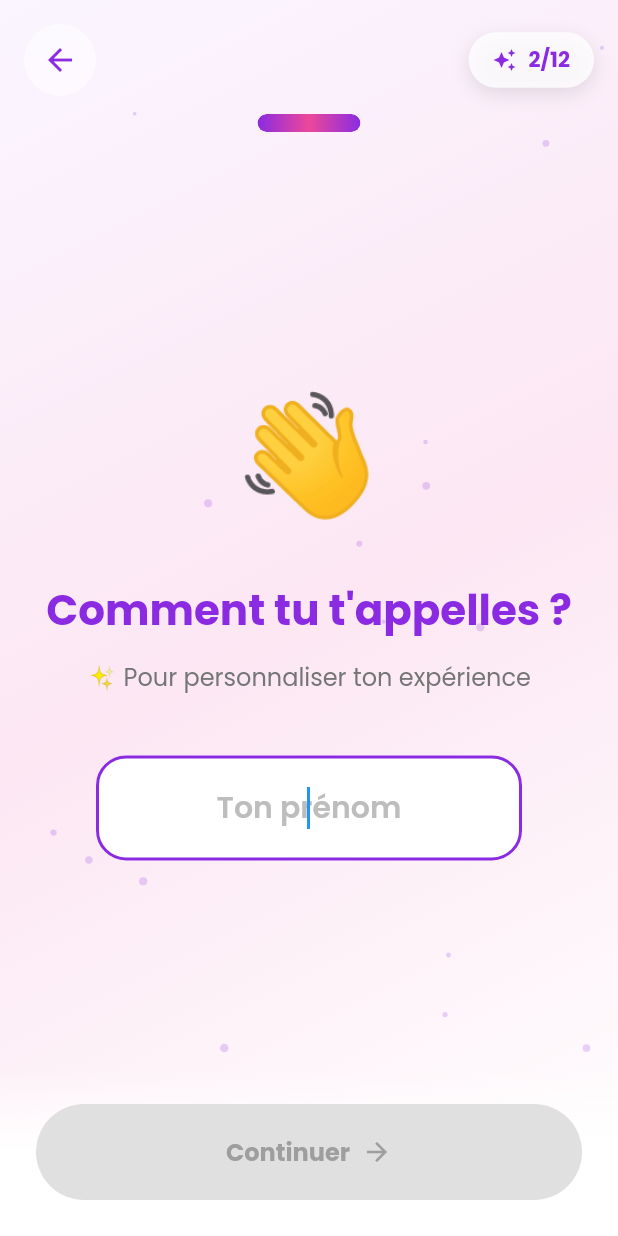
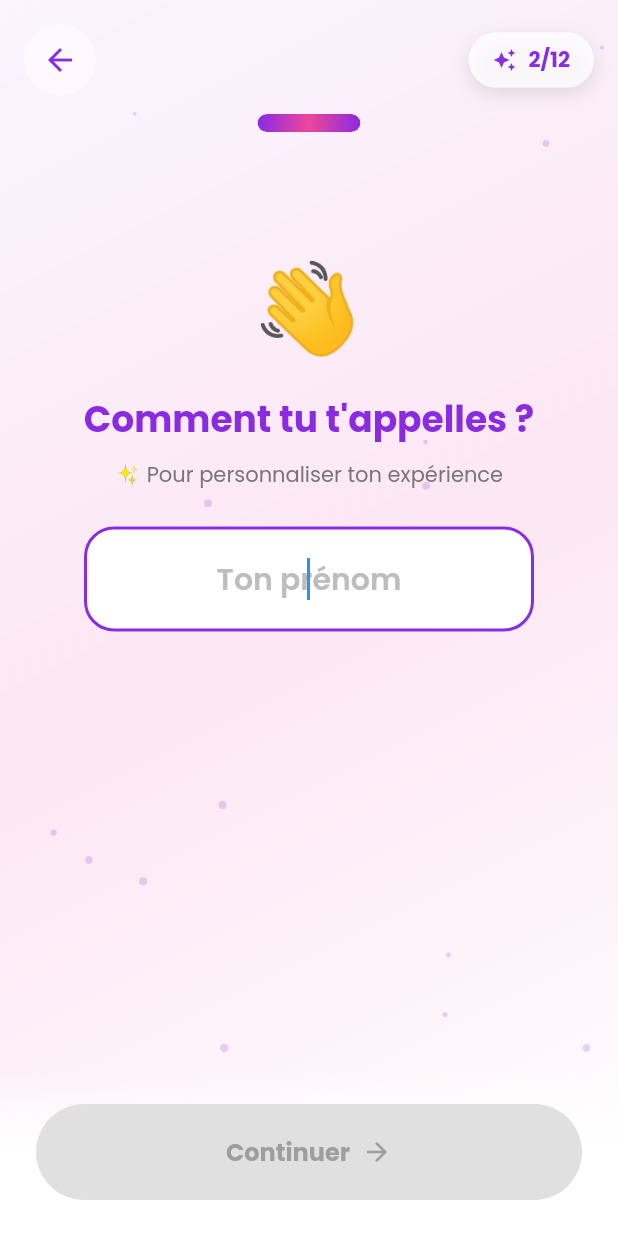
Before and after one commit to Aureliengrl/Doron, a Flutter app: the screen it shows after launch, after a tap on "Continuer", on a phone screen of 412 x 824 dp. Run offline on Flutter 3.47's test engine with Material 3 defaults, Android fonts, the phone set to English and light mode, and no system bars; our stand-ins replace auto_size_text, cached_network_image, cloud_firestore, easy_debounce, equatable, firebase_auth and 16 more; missing offline and left inert: json_path, mime_type; accounts and stored records are empty; project files that could hold a hidden picture were left out.

Commit message:
FIX: 3 bugs critiques onboarding + favoris
1. Bug champ prénom invisible avec clavier:
   - Réduction de l'espace en haut de l'écran
   - Scroll automatique vers le champ de saisie
   - Tailles réduites pour mieux s'adapter au clavier

2. Bug double clic sur Continuer + étape skippée:
   - Ajout variable isNavigating pour empêcher double clics
   - handleNext est maintenant correctement await
   - Reset du flag après chaque navigation

3. Bug likes/favoris avec faux cadeaux Unsplash:
   - Récupération image depuis plusieurs clés possibles
   - Conversion correcte du productId en int
   - Sauvegarde correcte des données produit dans Firebase

```diff
--- a/lib/pages/new_pages/onboarding_advanced/onboarding_advanced_model.dart
+++ b/lib/pages/new_pages/onboarding_advanced/onboarding_advanced_model.dart
@@ -7,6 +7,8 @@ import 'package:shared_preferences/shared_preferences.dart';
 
 class OnboardingAdvancedModel {
   int currentStep = 0;
+  // FIX Bug 2: Variable pour empêcher les doubles clics
+  bool isNavigating = false;
   Map<String, dynamic> answers = {
     // Onboarding "Toi"
     'firstName': '',
@@ -490,7 +492,14 @@ class OnboardingAdvancedModel {
         (fieldValue is! double || fieldValue > 0);
   }
 
-  void handleNext(List<Map<String, dynamic>> steps, BuildContext context, {bool skipUserQuestions = false, String? returnTo, bool onlyUserQuestions = false}) async {
+  Future<void> handleNext(List<Map<String, dynamic>> steps, BuildContext context, {bool skipUserQuestions = false, String? returnTo, bool onlyUserQuestions = false}) async {
+    // FIX Bug 2: Empêcher les doubles clics
+    if (isNavigating) {
+      print('⚠️ Navigation déjà en cours, ignoré');
+      return;
+    }
+    isNavigating = true;
+
     final currentStepData = steps[currentStep];
 
     // ==================== NOUVELLE ARCHITECTURE ====================
@@ -537,6 +546,7 @@ class OnboardingAdvancedModel {
             context.go('/home-pinterest');
           }
         }
+        isNavigating = false; // Reset le flag avant de return
         return; // Arrêter ici, ne pas créer de personne
       }
     }
@@ -544,6 +554,8 @@ class OnboardingAdvancedModel {
 
     if (currentStep < steps.length - 1) {
       currentStep++;
+      isNavigating = false; // FIX Bug 2: Reset le flag après l'incrémentation
+      print('✅ Step avancé: $currentStep');
     } else {
       // Onboarding terminé (fin de l'Étape B)
       print('✅ Onboarding terminé: $answers');
@@ -622,6 +634,7 @@ class OnboardingAdvancedModel {
         }
       } catch (e) {
         print('❌ Erreur sauvegarde onboarding: $e');
+        isNavigating = false; // Reset le flag en cas d'erreur
         // Même en cas d'erreur, on navigue
         if (context.mounted) {
           if (returnTo != null && returnTo.isNotEmpty) {
--- a/lib/pages/new_pages/onboarding_advanced/onboarding_advanced_widget.dart
+++ b/lib/pages/new_pages/onboarding_advanced/onboarding_advanced_widget.dart
@@ -379,42 +379,64 @@ class _OnboardingAdvancedWidgetState extends State<OnboardingAdvancedWidget>
     final placeholder = stepData['placeholder'] as String? ?? '';
     final currentValue = _model.answers[field] as String? ?? '';
 
+    // FIX Bug 1: Utiliser un ScrollController pour s'assurer que le champ soit visible
+    // quand le clavier s'ouvre
+    final scrollController = ScrollController();
+
+    // Déclencher le scroll automatique après le build pour montrer le champ
+    WidgetsBinding.instance.addPostFrameCallback((_) {
+      // Petit délai pour laisser le clavier s'ouvrir
+      Future.delayed(const Duration(milliseconds: 300), () {
+        if (scrollController.hasClients) {
+          scrollController.animateTo(
+            scrollController.position.maxScrollExtent,
+            duration: const Duration(milliseconds: 300),
+            curve: Curves.easeOut,
+          );
+        }
+      });
+    });
+
     return SingleChildScrollView(
+      controller: scrollController,
+      // Padding réduit en haut, plus de padding en bas pour le clavier
       padding: EdgeInsets.only(
-        bottom: MediaQuery.of(context).viewInsets.bottom + 40,
+        top: 16,
+        bottom: MediaQuery.of(context).viewInsets.bottom + 60,
       ),
       child: Column(
-        mainAxisAlignment: MainAxisAlignment.center,
+        mainAxisAlignment: MainAxisAlignment.start,
         children: [
-          SizedBox(height: MediaQuery.of(context).size.height * 0.15),
+          // Espace réduit en haut (au lieu de 15% de l'écran)
+          const SizedBox(height: 20),
           Text(
             stepData['icon'] as String,
-            style: const TextStyle(fontSize: 80),
+            style: const TextStyle(fontSize: 60), // Taille réduite pour gagner de l'espace
           ),
-          const SizedBox(height: 32),
+          const SizedBox(height: 20),
           Text(
             stepData['question'] as String,
             textAlign: TextAlign.center,
             style: GoogleFonts.poppins(
-              fontSize: 28,
+              fontSize: 24, // Taille réduite pour s'adapter au clavier
               fontWeight: FontWeight.bold,
               color: violetColor,
             ),
           ),
           if (stepData['subtitle'] != null) ...[
-            const SizedBox(height: 12),
+            const SizedBox(height: 8),
             Text(
               stepData['subtitle'] as String,
               textAlign: TextAlign.center,
               style: GoogleFonts.poppins(
-                fontSize: 16,
+                fontSize: 14,
                 color: Colors.grey[600],
               ),
             ),
           ],
-          const SizedBox(height: 40),
+          const SizedBox(height: 24),
           Container(
-            padding: const EdgeInsets.symmetric(horizontal: 40),
+            padding: const EdgeInsets.symmetric(horizontal: 32),
             child: TextFormField(
               key: ValueKey('${field}_${currentValue.hashCode}'),
               initialValue: currentValue,
@@ -455,6 +477,8 @@ class _OnboardingAdvancedWidgetState extends State<OnboardingAdvancedWidget>
             ),
           ),
         ),
+        // Espace supplémentaire en bas pour s'assurer que le champ reste visible
+        const SizedBox(height: 40),
         ],
       ),
     );
@@ -743,11 +767,15 @@ class _OnboardingAdvancedWidgetState extends State<OnboardingAdvancedWidget>
           ),
         ),
         child: ElevatedButton(
-          onPressed: canProceed
-              ? () {
-                  setState(() {
-                    _model.handleNext(steps, context, skipUserQuestions: skipUserQuestions, returnTo: returnTo, onlyUserQuestions: onlyUserQuestions);
-                  });
+          // FIX Bug 2: Désactiver le bouton si navigation en cours
+          onPressed: (canProceed && !_model.isNavigating)
+              ? () async {
+                  // Attendre correctement handleNext (async)
+                  await _model.handleNext(steps, context, skipUserQuestions: skipUserQuestions, returnTo: returnTo, onlyUserQuestions: onlyUserQuestions);
+                  // Rafraîchir l'UI après la navigation
+                  if (mounted) {
+                    setState(() {});
+                  }
                 }
               : null,
           style: ElevatedButton.styleFrom(
```
Also changed, not shown: lib/pages/new_pages/home_pinterest/home_pinterest_widget.dart (+40 -10 lines).
